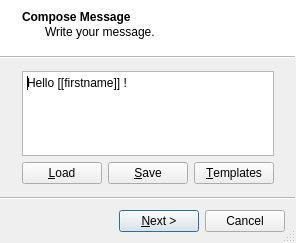
First picture: the form in mainwizard.ui, repository ceefour/messagemerge, before the edit.
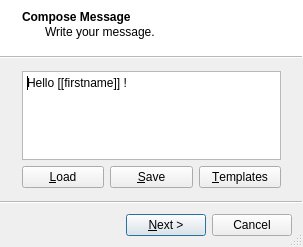
Second picture: the form after the edit. Icons and pictures are not drawn.

Diff of the .ui file:
```diff
--- a/mainwizard.ui
+++ b/mainwizard.ui
@@ -6,8 +6,8 @@
    <rect>
     <x>0</x>
     <y>0</y>
-    <width>273</width>
-    <height>243</height>
+    <width>303</width>
+    <height>247</height>
    </rect>
   </property>
   <property name="sizePolicy">
```
Left out of the diff: 8 changed lines with no effect on the pictures.
